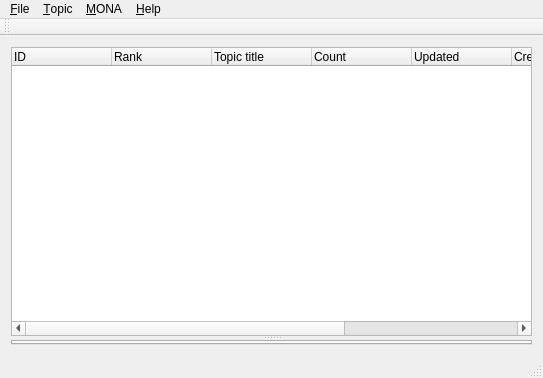
First picture: the form in mainwindow.ui, repository ottyajp/mona_chaduke, before the edit.
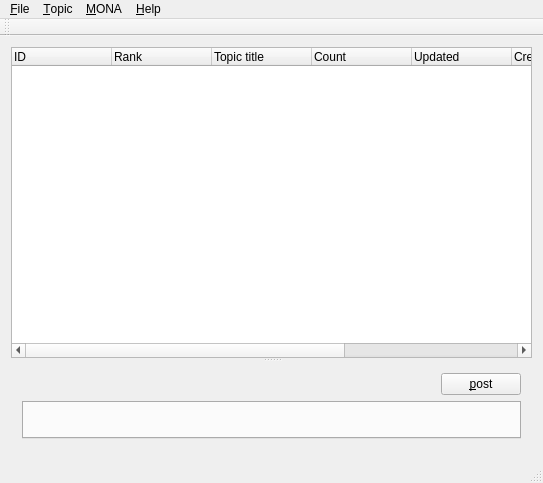
Second picture: the form after the edit.

Commit message: 投稿用ボタンを追加

```diff
--- a/mainwindow.ui
+++ b/mainwindow.ui
@@ -7,7 +7,7 @@
     <x>0</x>
     <y>0</y>
     <width>543</width>
-    <height>378</height>
+    <height>483</height>
    </rect>
   </property>
   <property name="windowTitle">
@@ -74,6 +74,33 @@
         </property>
        </column>
       </widget>
+      <widget class="QWidget" name="verticalLayoutWidget">
+       <layout class="QVBoxLayout" name="verticalLayout_2">
+        <item>
+         <layout class="QHBoxLayout" name="horizontalLayout_2">
+          <item>
+           <spacer name="horizontalSpacer">
+            <property name="orientation">
+             <enum>Qt::Horizontal</enum>
+            </property>
+            <property name="sizeHint" stdset="0">
+             <size>
+              <width>40</width>
+              <height>20</height>
+             </size>
+            </property>
+           </spacer>
+          </item>
+          <item>
+           <widget class="QPushButton" name="postButton">
+            <property name="text">
+             <string>&amp;post</string>
+            </property>
+           </widget>
+          </item>
+         </layout>
+        </item>
+        <item>
       <widget class="QTabWidget" name="topic_tab_widget">
        <property name="currentIndex">
         <number>-1</number>
@@ -81,6 +108,9 @@
        <property name="tabsClosable">
         <bool>true</bool>
        </property>
+         </widget>
+        </item>
+       </layout>
       </widget>
      </widget>
     </item>
```
Lines whose indentation alone changed are shown as unchanged. The commit also changes 2 other files.
